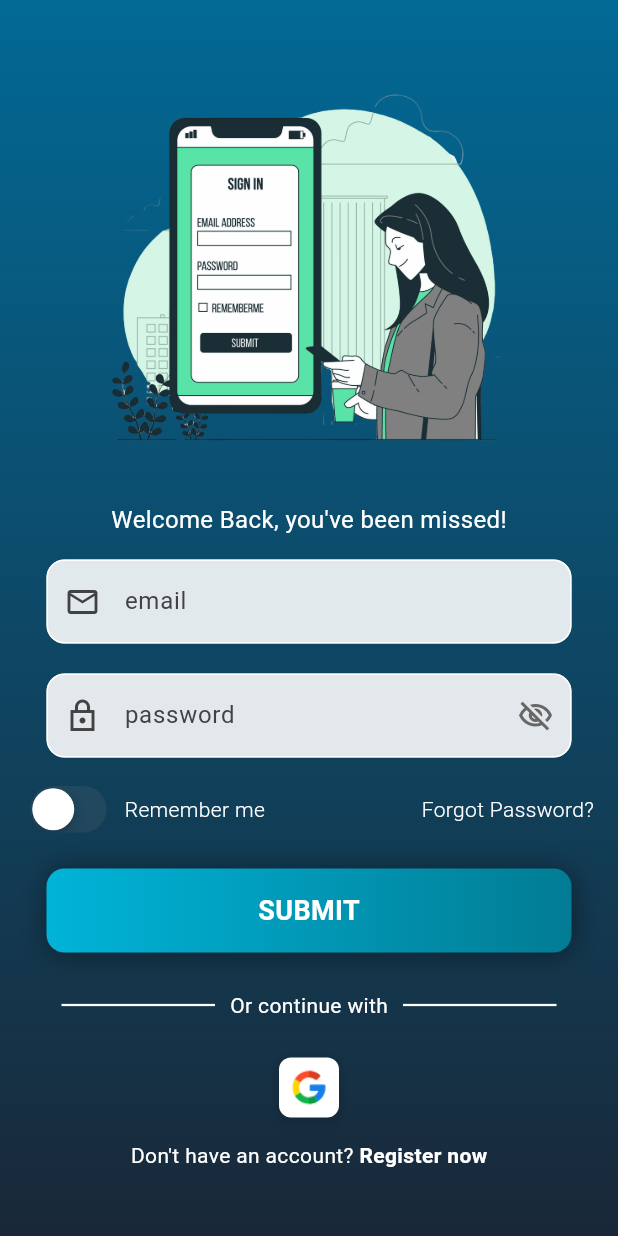
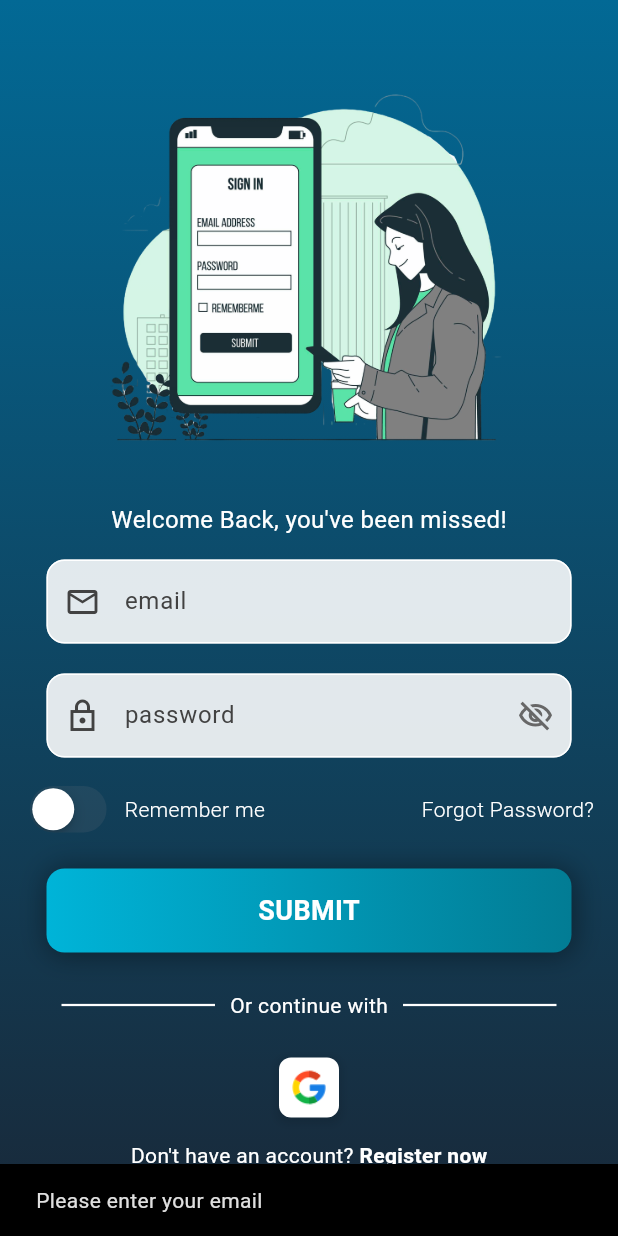
Before and after one commit to Akram832/healthMateAI, a Flutter app: the screen it shows after launch, after a tap on "Forgot Password?", on a phone screen of 412 x 824 dp. Run offline on Flutter 3.47's test engine with Material 3 defaults, Android fonts, the phone set to English and light mode, and no system bars; our stand-ins replace animated_text_kit, cloud_firestore, firebase_auth, firebase_core, flutter_bloc, flutter_gemini and 2 more; missing offline and left inert: bottom_picker; accounts and stored records are empty.

Commit message:
integrate a resset password function

```diff
--- a/app/lib/features/auth/presentation/pages/login_page.dart
+++ b/app/lib/features/auth/presentation/pages/login_page.dart
@@ -7,6 +7,7 @@ import 'package:app/features/auth/presentation/cubits/auth_states.dart';
 import 'package:app/features/chat_bot/presentation/pages/chat_bot_page.dart';
 import 'package:flutter/material.dart';
 import 'package:flutter_bloc/flutter_bloc.dart';
+import 'package:firebase_auth/firebase_auth.dart';
 
 class LoginPage extends StatefulWidget {
   final void Function()? togglePages;
@@ -19,7 +20,28 @@ class LoginPage extends StatefulWidget {
 class _LoginPageState extends State<LoginPage> {
   final TextEditingController emailController = TextEditingController();
   final TextEditingController passwordController = TextEditingController();
-  void resetPassword() {}
+  void resetPassword() async {
+    final String email = emailController.text.trim();
+
+    if (email.isEmpty) {
+      ScaffoldMessenger.of(context).showSnackBar(
+        const SnackBar(content: Text("Please enter your email")),
+      );
+      return;
+    }
+
+    try {
+      await FirebaseAuth.instance.sendPasswordResetEmail(email: email);
+      ScaffoldMessenger.of(context).showSnackBar(
+        const SnackBar(content: Text("Password reset link sent to your email")),
+      );
+    } catch (e) {
+      ScaffoldMessenger.of(context).showSnackBar(
+        SnackBar(content: Text("Error: ${e.toString()}")),
+      );
+    }
+  }
+
   bool isSwitchOn = false;
   // to make sure the user is logged in before navigating to the chatbot page
   bool isloggedIn = false;
@@ -61,7 +83,8 @@ class _LoginPageState extends State<LoginPage> {
           Navigator.pushReplacement(
             context,
             MaterialPageRoute(
-                builder: (context) => ChatBotPage()), // Navigate to chatbot page
+                builder: (context) =>
+                    ChatBotPage()), // Navigate to chatbot page
           );
         } else if (state is AuthError) {
           if (Navigator.canPop(context)) {
```
